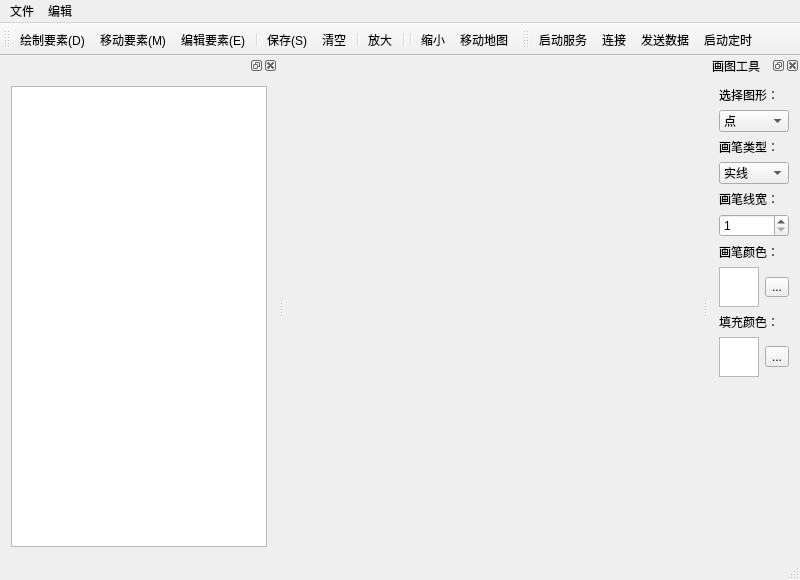
WZhutian/GIS_Project, file GIS_Project/mainwindow.ui: the form before one commit.
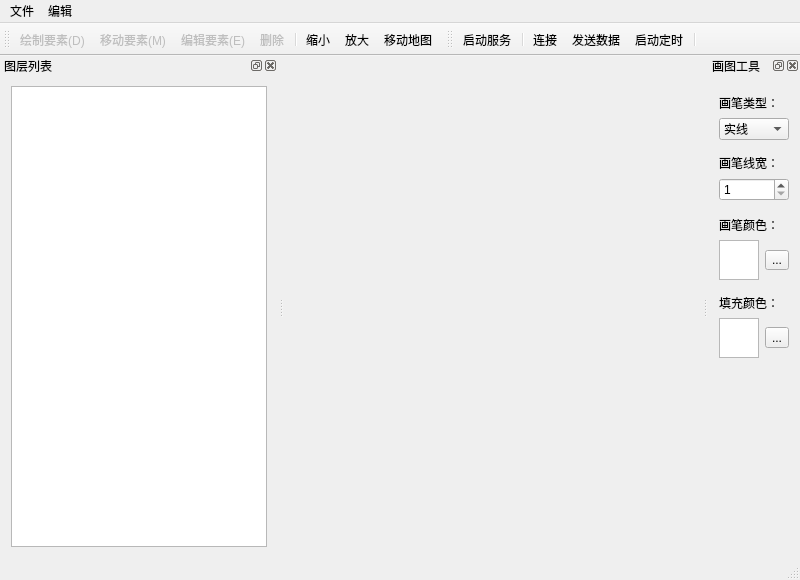
The form after the commit. Icons and pictures are not drawn.

Patch:
```diff
--- a/GIS_Project/mainwindow.ui
+++ b/GIS_Project/mainwindow.ui
@@ -60,14 +60,10 @@
    <addaction name="action_Draw"/>
    <addaction name="action_Move"/>
    <addaction name="action_Edit"/>
-   <addaction name="separator"/>
-   <addaction name="action_Save"/>
    <addaction name="action_Refresh"/>
    <addaction name="separator"/>
-   <addaction name="action_ZoomIn"/>
-   <addaction name="separator"/>
-   <addaction name="separator"/>
    <addaction name="action_ZoomOut"/>
+   <addaction name="action_ZoomIn"/>
    <addaction name="action_movescene"/>
   </widget>
   <widget class="QToolBar" name="toolBar">
@@ -81,9 +77,11 @@
     <bool>false</bool>
    </attribute>
    <addaction name="action_Tcp_Server"/>
+   <addaction name="separator"/>
    <addaction name="action_Tcp_Connect"/>
    <addaction name="action_Tcp_Sent"/>
    <addaction name="action_Tcp_Time"/>
+   <addaction name="separator"/>
   </widget>
   <widget class="QDockWidget" name="dockWidget">
    <property name="maximumSize">
@@ -106,54 +104,6 @@
    </attribute>
    <widget class="QWidget" name="dockWidgetContents">
     <layout class="QVBoxLayout" name="verticalLayout_6">
-     <item>
-      <layout class="QVBoxLayout" name="verticalLayout">
-       <item>
-        <widget class="QLabel" name="label">
-         <property name="text">
-          <string>选择图形：</string>
-         </property>
-        </widget>
-       </item>
-       <item>
-        <widget class="QComboBox" name="shapeComboBox">
-         <property name="currentText">
-          <string>点</string>
-         </property>
-         <property name="maxCount">
-          <number>2147483642</number>
-         </property>
-         <item>
-          <property name="text">
-           <string>点</string>
-          </property>
-          <property name="icon">
-           <iconset resource="ICON/icon.qrc">
-            <normaloff>:/new/prefix1/circle.png</normaloff>:/new/prefix1/circle.png</iconset>
-          </property>
-         </item>
-         <item>
-          <property name="text">
-           <string>线</string>
-          </property>
-          <property name="icon">
-           <iconset resource="ICON/icon.qrc">
-            <normaloff>:/new/prefix1/polyline.png</normaloff>:/new/prefix1/polyline.png</iconset>
-          </property>
-         </item>
-         <item>
-          <property name="text">
-           <string>面</string>
-          </property>
-          <property name="icon">
-           <iconset resource="ICON/icon.qrc">
-            <normaloff>:/new/prefix1/polygon.png</normaloff>:/new/prefix1/polygon.png</iconset>
-          </property>
-         </item>
-        </widget>
-       </item>
-      </layout>
-     </item>
      <item>
       <spacer name="verticalSpacer">
        <property name="orientation">
@@ -363,8 +313,11 @@
      <height>134</height>
     </size>
    </property>
-   <property name="toolTip">
-    <string>&lt;html&gt;&lt;head/&gt;&lt;body&gt;&lt;p&gt;&lt;br/&gt;&lt;/p&gt;&lt;/body&gt;&lt;/html&gt;</string>
+   <property name="cursor">
+    <cursorShape>ArrowCursor</cursorShape>
+   </property>
+   <property name="windowTitle">
+    <string>图层列表</string>
    </property>
    <attribute name="dockWidgetArea">
     <number>1</number>
@@ -388,6 +341,9 @@
    <property name="checkable">
     <bool>true</bool>
    </property>
+   <property name="enabled">
+    <bool>false</bool>
+   </property>
    <property name="icon">
     <iconset resource="ICON/icon.qrc">
      <normaloff>:/new/prefix1/move.png</normaloff>:/new/prefix1/move.png</iconset>
@@ -403,6 +359,9 @@
    <property name="checkable">
     <bool>true</bool>
    </property>
+   <property name="enabled">
+    <bool>false</bool>
+   </property>
    <property name="icon">
     <iconset resource="ICON/icon.qrc">
      <normaloff>:/new/prefix1/edit.png</normaloff>:/new/prefix1/edit.png</iconset>
@@ -414,18 +373,6 @@
     <string>Ctrl+E</string>
    </property>
   </action>
-  <action name="action_Save">
-   <property name="icon">
-    <iconset resource="ICON/icon.qrc">
-     <normaloff>:/new/prefix1/save.ico</normaloff>:/new/prefix1/save.ico</iconset>
-   </property>
-   <property name="text">
-    <string>保存(&amp;S)</string>
-   </property>
-   <property name="shortcut">
-    <string>Ctrl+S</string>
-   </property>
-  </action>
   <action name="action_ZoomIn">
    <property name="icon">
     <iconset resource="ICON/icon.qrc">
@@ -459,12 +406,15 @@
    <property name="checkable">
     <bool>true</bool>
    </property>
+   <property name="enabled">
+    <bool>false</bool>
+   </property>
    <property name="icon">
     <iconset resource="ICON/icon.qrc">
      <normaloff>:/new/prefix1/delete.png</normaloff>:/new/prefix1/delete.png</iconset>
    </property>
    <property name="text">
-    <string>清空</string>
+    <string>删除</string>
    </property>
    <property name="shortcut">
     <string>Shift+F5</string>
@@ -474,6 +424,9 @@
    <property name="checkable">
     <bool>true</bool>
    </property>
+   <property name="enabled">
+    <bool>false</bool>
+   </property>
    <property name="icon">
     <iconset resource="ICON/icon.qrc">
      <normaloff>:/new/prefix1/NewShape.ico</normaloff>:/new/prefix1/NewShape.ico</iconset>
```
Left out of the diff: 106 changed lines with no effect on the pictures.
